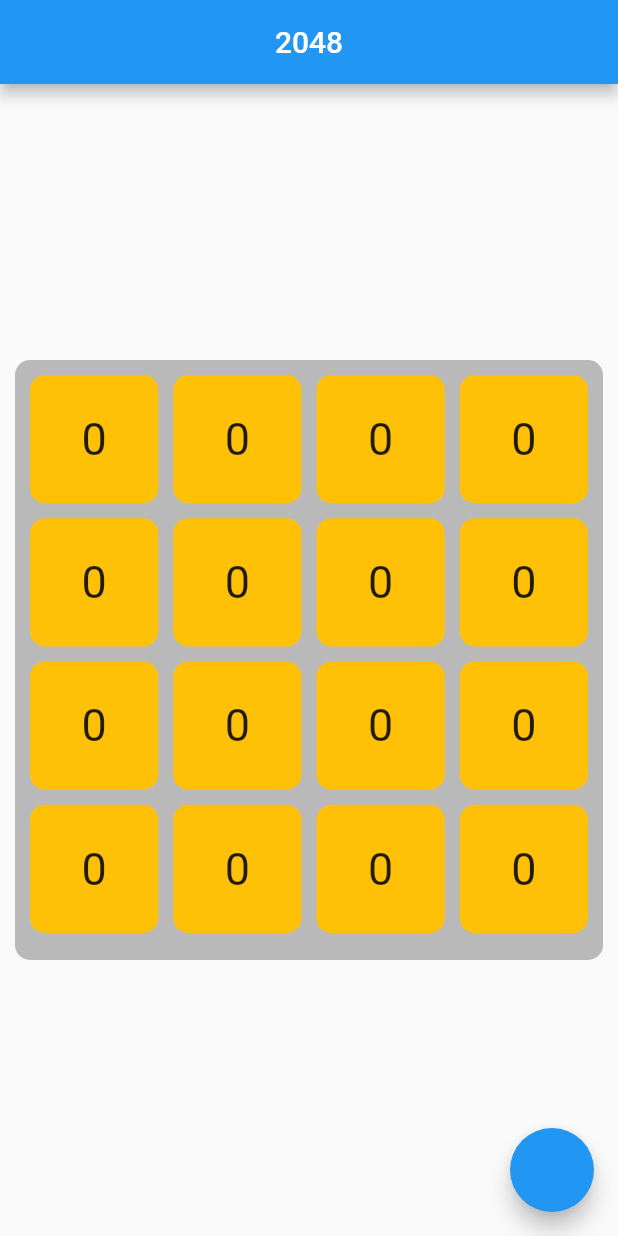
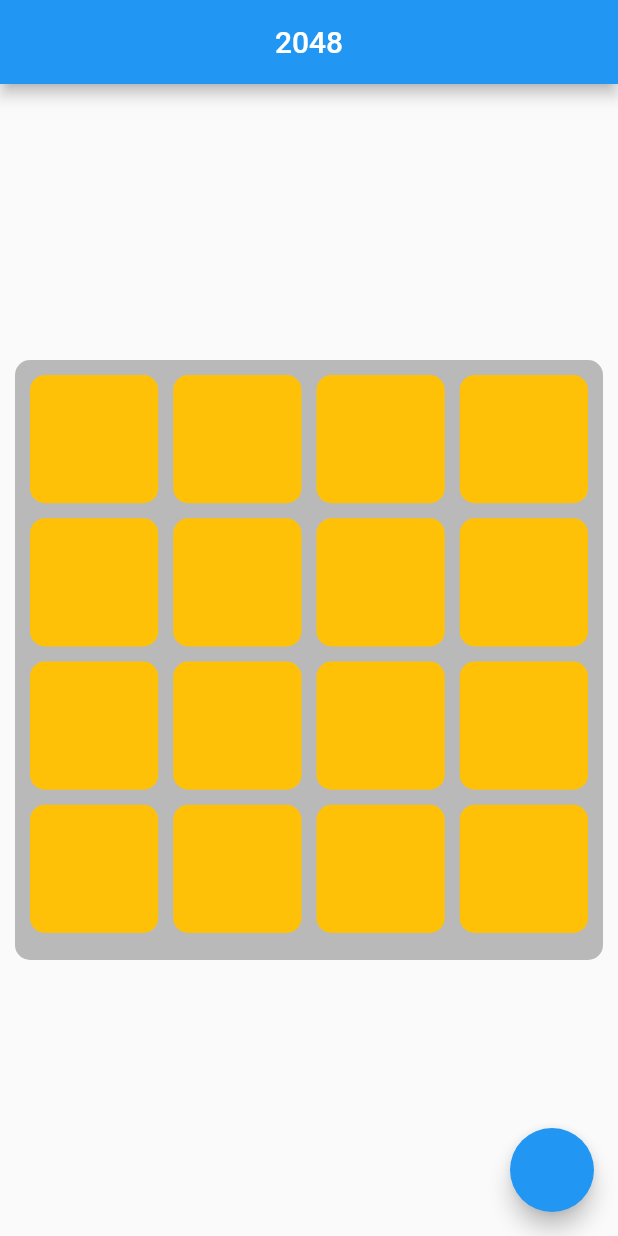
Before and after one commit to alibaransel/flutter_2048_clone, a Flutter app: the screen it shows after launch, on a phone screen of 412 x 824 dp. Run offline on Flutter 3.47's test engine with Material 2 defaults, Android fonts, the phone set to English and light mode, and no system bars.

Commit message:
Files organized

```diff
--- /dev/null
+++ b/lib/constants/app_sizes.dart
@@ -0,0 +1,7 @@
+class AppSizes {
+  AppSizes._();
+
+  static const double padding = 10;
+
+  static const double borderRadius = 10;
+}
--- /dev/null
+++ b/lib/constants/app_strings.dart
@@ -0,0 +1,5 @@
+class AppStrings {
+  AppStrings._();
+
+  static const String appName = '2048';
+}
--- /dev/null
+++ b/lib/enums/game_status.dart
@@ -0,0 +1,5 @@
+enum GameStatus {
+  notStarted,
+  playing,
+  over,
+}
--- /dev/null
+++ b/lib/enums/swipe_direction.dart
@@ -0,0 +1,6 @@
+enum SwipeDirection {
+  up,
+  down,
+  right,
+  left,
+}
--- a/lib/home_screen.dart
+++ /dev/null
@@ -1,83 +0,0 @@
-import 'package:flutter/material.dart';
-import 'package:flutter_2048_clone/game.dart';
-
-class HomeScreen extends StatefulWidget {
-  const HomeScreen({super.key});
-
-  @override
-  State<HomeScreen> createState() => _HomeScreenState();
-}
-
-class _HomeScreenState extends State<HomeScreen> {
-  late Game game;
-
-  @override
-  void initState() {
-    super.initState();
-    game = Game(
-      height: 4,
-      width: 4,
-    );
-  }
-
-  @override
-  Widget build(BuildContext context) {
-    return Scaffold(
-      appBar: _buildAppBar(),
-      body: _buildBody(),
-      floatingActionButton: FloatingActionButton(
-        onPressed: () => game.swipe(AxisDirection.left),
-      ),
-    );
-  }
-
-  AppBar _buildAppBar() {
-    return AppBar(
-      centerTitle: true,
-      title: const Text('2048'),
-    );
-  }
-
-  Widget _buildBody() {
-    return Padding(
-      padding: const EdgeInsets.all(10),
-      child: Center(
-        child: ConstrainedBox(
-          constraints: BoxConstraints.loose(const Size.square(400)),
-          child: DecoratedBox(
-            decoration: BoxDecoration(
-              color: Colors.black26,
-              borderRadius: BorderRadius.circular(10),
-            ),
-            child: AnimatedBuilder(
-              animation: game,
-              builder: (context, child) {
-                return GridView.builder(
-                  itemCount: 16,
-                  padding: const EdgeInsets.all(10),
-                  gridDelegate: const SliverGridDelegateWithFixedCrossAxisCount(
-                    crossAxisCount: 4,
-                    mainAxisSpacing: 10,
-                    crossAxisSpacing: 10,
-                  ),
-                  itemBuilder: (context, index) => Container(
-                    decoration: BoxDecoration(
-                      borderRadius: BorderRadius.circular(10),
-                      color: Colors.amber,
-                    ),
-                    child: Center(
-                      child: Text(
-                        game.getValueWithIndex(index).toString(),
-                        style: const TextStyle(fontSize: 30),
-                      ),
-                    ),
-                  ),
-                );
-              },
-            ),
-          ),
-        ),
-      ),
-    );
-  }
-}
--- a/lib/main.dart
+++ b/lib/main.dart
@@ -1,5 +1,6 @@
 import 'package:flutter/material.dart';
-import 'package:flutter_2048_clone/home_screen.dart';
+import 'package:flutter_2048_clone/constants/app_strings.dart';
+import 'package:flutter_2048_clone/ui/game_screen.dart';
 
 void main() {
   runApp(const MyApp());
@@ -11,10 +12,9 @@
   @override
   Widget build(BuildContext context) {
     return const MaterialApp(
-      title: '2048',
-      themeMode: ThemeMode.system,
+      title: AppStrings.appName,
       debugShowCheckedModeBanner: false,
-      home: HomeScreen(),
+      home: GameScreen(),
     );
   }
 }
--- a/lib/game.dart
+++ b/lib/models/game.dart
@@ -1,7 +1,8 @@
 import 'dart:math';
 
 import 'package:flutter/material.dart';
-import 'package:flutter_2048_clone/matrix.dart';
+import 'package:flutter_2048_clone/enums/swipe_direction.dart';
+import 'package:flutter_2048_clone/models/matrix.dart';
 
 class Game extends ChangeNotifier {
   Game({
@@ -24,13 +25,13 @@
 
   int getValueWithIndex(int index) => _grid.getValueWithIndex(index);
 
-  void swipe(AxisDirection direction) {
-    Matrix<int> newGrid = Matrix(
+  void swipe(SwipeDirection direction) {
+    final Matrix<int> newGrid = Matrix(
       height: height,
       width: width,
       fillValue: 0,
     );
-    if (direction == AxisDirection.left) {
+    if (direction == SwipeDirection.left) {
       for (int y = 0; y < height; y++) {
         final List<int> values = [];
         final List<int> counts = [];
--- /dev/null
+++ b/lib/ui/game_screen.dart
@@ -0,0 +1,91 @@
+import 'package:flutter/material.dart';
+import 'package:flutter_2048_clone/constants/app_sizes.dart';
+import 'package:flutter_2048_clone/constants/app_strings.dart';
+import 'package:flutter_2048_clone/enums/swipe_direction.dart';
+import 'package:flutter_2048_clone/models/game.dart';
+
+class GameScreen extends StatefulWidget {
+  const GameScreen({super.key});
+
+  @override
+  State<GameScreen> createState() => _GameScreenState();
+}
+
+class _GameScreenState extends State<GameScreen> {
+  late Game game;
+
+  @override
+  void initState() {
+    super.initState();
+    game = Game(
+      height: 4,
+      width: 4,
+    );
+  }
+
+  @override
+  Widget build(BuildContext context) {
+    return Scaffold(
+      appBar: _buildAppBar(),
+      body: _buildBody(),
+      floatingActionButton: FloatingActionButton(
+        onPressed: () => game.swipe(SwipeDirection.left),
+      ),
+    );
+  }
+
+  AppBar _buildAppBar() {
+    return AppBar(
+      centerTitle: true,
+      title: const Text(AppStrings.appName),
+    );
+  }
+
+  Widget _buildBody() {
+    return Padding(
+      padding: const EdgeInsets.all(10),
+      child: Center(
+        child: ConstrainedBox(
+          constraints: BoxConstraints.loose(const Size.square(400)),
+          child: DecoratedBox(
+            decoration: BoxDecoration(
+              color: Colors.black26,
+              borderRadius: BorderRadius.circular(AppSizes.borderRadius),
+            ),
+            child: AnimatedBuilder(
+              animation: game,
+              builder: (context, child) {
+                return GridView.builder(
+                  itemCount: 16,
+                  padding: const EdgeInsets.all(10),
+                  gridDelegate: const SliverGridDelegateWithFixedCrossAxisCount(
+                    crossAxisCount: 4,
+                    mainAxisSpacing: AppSizes.padding,
+                    crossAxisSpacing: AppSizes.padding,
+                  ),
+                  itemBuilder: (context, index) {
+                    final int value = game.getValueWithIndex(index);
+                    return DecoratedBox(
+                      decoration: BoxDecoration(
+                        borderRadius: BorderRadius.circular(AppSizes.borderRadius),
+                        color: Colors.amber,
+                      ),
+                      child: value == 0
+                          ? null
+                          : Center(
+                              child: Text(
+                                value.toString(),
+                                style: const TextStyle(fontSize: 30),
+                              ),
+                            ),
+                    );
+                  },
+                );
+              },
+            ),
+          ),
+        ),
+      ),
+    );
+  }
+}
```
Also changed, not shown: lib/models/matrix.dart (renamed from lib/matrix.dart).
